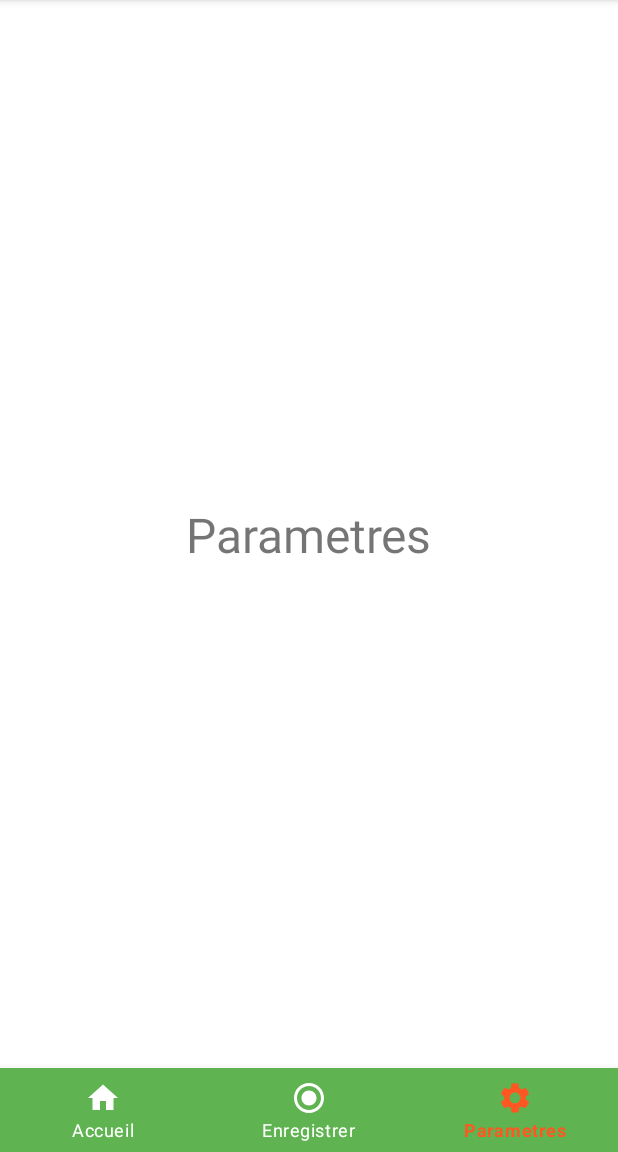
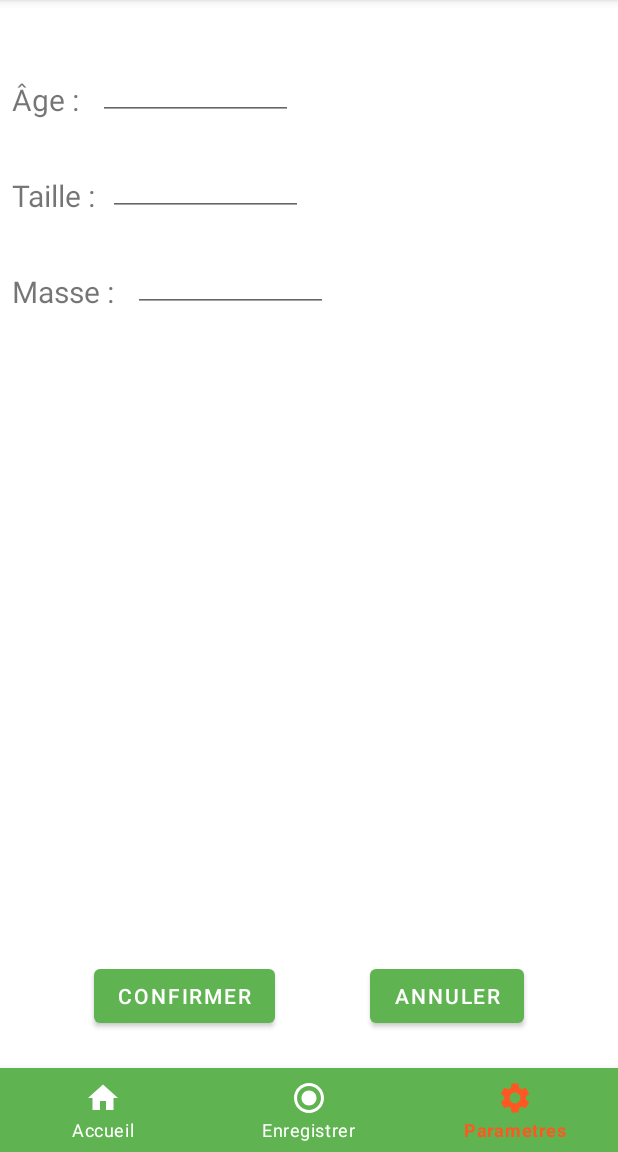
Before and after one commit to cegepmatane/projet-mobile-2022-JeanWalker, an Android app: the ParametresFragment screen opened through its navigation route, on a phone screen of 412 x 824 dp, the part 84-1236 px from its top. Run offline under Robolectric (Android 15) with nearby library versions, the phone set to English and light mode, and no system bars; our stand-ins replace Firebase (no records; nobody signed in at launch, a user with empty details on screens opened directly), navigation-ui; 1 statement that could not run was skipped.

Commit message:
#6 ajout des champs âge taille masse

```diff
--- a/code/app/src/main/res/layout/fragment_parametres.xml
+++ b/code/app/src/main/res/layout/fragment_parametres.xml
@@ -6,16 +6,87 @@
     xmlns:app="http://schemas.android.com/apk/res-auto"
     tools:context=".ParametresFragment">
 
+    <EditText
+        android:id="@+id/textParametresTaille"
+        android:layout_width="130dp"
+        android:layout_height="48dp"
+        android:layout_marginStart="8dp"
+        android:layout_marginTop="16dp"
+        android:ems="10"
+        android:inputType="number"
+        app:layout_constraintStart_toEndOf="@+id/textView5"
+        app:layout_constraintTop_toBottomOf="@+id/textParametresAge" />
+
+    <EditText
+        android:id="@+id/textParametresMasse"
+        android:layout_width="130dp"
+        android:layout_height="48dp"
+        android:layout_marginStart="8dp"
+        android:layout_marginTop="16dp"
+        android:ems="10"
+        android:inputType="number"
+        app:layout_constraintStart_toEndOf="@+id/textView6"
+        app:layout_constraintTop_toBottomOf="@+id/textParametresTaille" />
+
     <TextView
+        android:id="@+id/textView5"
         android:layout_width="wrap_content"
         android:layout_height="wrap_content"
-        android:text="Parametres"
-        android:textSize="32dp"
+        android:layout_marginStart="8dp"
+        android:text="Taille :"
+        android:textSize="20sp"
+        app:layout_constraintBottom_toBottomOf="@+id/textParametresTaille"
+        app:layout_constraintStart_toStartOf="parent" />
+
+    <EditText
+        android:id="@+id/textParametresAge"
+        android:layout_width="130dp"
+        android:layout_height="48dp"
+        android:layout_marginStart="8dp"
+        android:layout_marginTop="32dp"
+        android:ems="10"
+        android:inputType="number"
+        app:layout_constraintStart_toEndOf="@+id/textView2"
+        app:layout_constraintTop_toTopOf="parent" />
+
+    <TextView
+        android:id="@+id/textView2"
+        android:layout_width="wrap_content"
+        android:layout_height="wrap_content"
+        android:layout_marginStart="8dp"
+        android:text="Âge : "
+        android:textSize="20sp"
+        app:layout_constraintBottom_toBottomOf="@+id/textParametresAge"
+        app:layout_constraintStart_toStartOf="parent" />
+
+    <TextView
+        android:id="@+id/textView6"
+        android:layout_width="wrap_content"
+        android:layout_height="wrap_content"
+        android:layout_marginStart="8dp"
+        android:text="Masse : "
+        android:textSize="20sp"
+        app:layout_constraintBottom_toBottomOf="@+id/textParametresMasse"
+        app:layout_constraintStart_toStartOf="parent" />
+
+    <Button
+        android:id="@+id/actionParametresConfirmer"
+        android:layout_width="wrap_content"
+        android:layout_height="wrap_content"
+        android:layout_marginBottom="24dp"
+        android:text="Confirmer"
+        app:layout_constraintBottom_toBottomOf="parent"
+        app:layout_constraintEnd_toStartOf="@+id/actionParametresAnnuler"
+        app:layout_constraintStart_toStartOf="parent" />
+
+    <Button
+        android:id="@+id/actionParametresAnnuler"
+        android:layout_width="wrap_content"
+        android:layout_height="wrap_content"
+        android:layout_marginBottom="24dp"
+        android:text="Annuler"
         app:layout_constraintBottom_toBottomOf="parent"
         app:layout_constraintEnd_toEndOf="parent"
-        app:layout_constraintStart_toStartOf="parent"
-        app:layout_constraintTop_toTopOf="parent">
-
-    </TextView>
+        app:layout_constraintStart_toEndOf="@+id/actionParametresConfirmer" />
 
 </androidx.constraintlayout.widget.ConstraintLayout>
```
